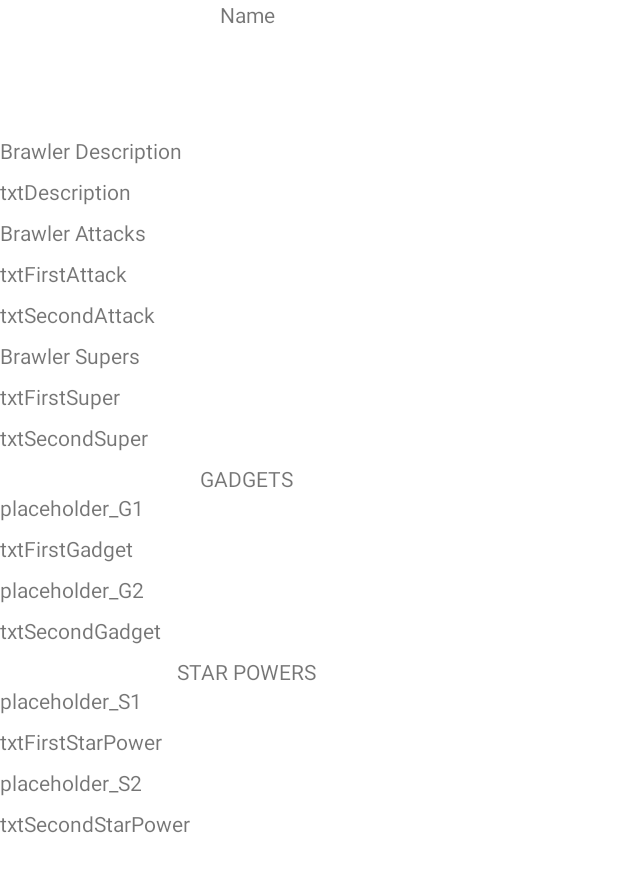
After one commit to brayanVaccaro/brawlMobile, an Android app: the layout item_text_size9.xml on its own in the app's theme, with its tools: preview values and no code run, on a phone screen of 412 x 824 dp. The commit adds this screen. Shown: the top 872 px of the screen. Run offline under Robolectric (Android 15) with nearby library versions, the phone set to English and light mode, and no system bars.

Commit message:
created layout and modified ViewModel, Adapter for missing brawlers. App now works for all brawlers

```diff
--- a/app/src/main/java/com/example/brawlmobile/adapter/TextAdapter.kt
+++ b/app/src/main/java/com/example/brawlmobile/adapter/TextAdapter.kt
@@ -62,7 +62,10 @@ class TextAdapter : RecyclerView.Adapter<TextAdapter.ViewHolder>() {
                     textViews[6].text = headers.secondGadget
                     textViews[7].text = text.secondGadget
                     textViews[8].text = headers.firstStarPower
-                    Log.d("ParagraphAdapter2","setto i dati della firstStarPower: ${text.firstStarPower}")
+                    Log.d(
+                        "ParagraphAdapter2",
+                        "setto i dati della firstStarPower: ${text.firstStarPower}"
+                    )
                     textViews[9].text = text.firstStarPower
                     textViews[10].text = headers.secondStarPower
                     textViews[11].text = text.secondStarPower
@@ -84,6 +87,24 @@ class TextAdapter : RecyclerView.Adapter<TextAdapter.ViewHolder>() {
                     textViews[11].text = headers.secondStarPower
                     textViews[12].text = text.secondStarPower
                 }
+                14 -> {
+                    Log.d("ParagraphAdapter2", "Sono in size 14")
+
+                    textViews[0].text = headers.name
+                    textViews[1].text = text.description
+                    textViews[2].text = text.firstAttack
+                    textViews[3].text = text.secondAttack
+                    textViews[4].text = text.firstSuper
+                    textViews[5].text = text.secondSuper
+                    textViews[6].text = headers.firstGadget
+                    textViews[7].text = text.firstGadget
+                    textViews[8].text = headers.secondGadget
+                    textViews[9].text = text.secondGadget
+                    textViews[10].text = headers.firstStarPower
+                    textViews[11].text = text.firstStarPower
+                    textViews[12].text = headers.secondStarPower
+                    textViews[13].text = text.secondStarPower
+                }
             }
         }
     }
@@ -93,13 +114,13 @@ class TextAdapter : RecyclerView.Adapter<TextAdapter.ViewHolder>() {
     }
 
     override fun getItemViewType(position: Int): Int {
-        Log.d(TAG,"layoutResId = ${text?.layoutResId}")
+        Log.d(TAG, "layoutResId = ${text?.layoutResId}")
         return text?.layoutResId ?: 0
     }
 
     fun setData(data_text: TextModel, data_headers: HeaderModel) {
-        Log.d(TAG,"sono in setdata, setto text e headers")
-        Log.d(TAG,"text e headers valgono = $data_text e $data_headers")
+        Log.d(TAG, "sono in setdata, setto text e headers")
+        Log.d(TAG, "text e headers valgono = $data_text e $data_headers")
         text = data_text
         headers = data_headers
         notifyDataSetChanged()
@@ -151,6 +172,26 @@ class TextAdapter : RecyclerView.Adapter<TextAdapter.ViewHolder>() {
                 R.id.placeholder_S2,
                 R.id.txtSecondStarPower
             )
+            R.layout.item_text_size9 -> listOf(
+                // Info generali
+                R.id.HeaderName,
+                R.id.txtDescription,
+                // Attacchi
+                R.id.txtFirstAttack,
+                R.id.txtSecondAttack,
+                R.id.txtFirstSuper,
+                R.id.txtSecondSuper,
+                // Gadgets
+                R.id.placeholder_G1,
+                R.id.txtFirstGadget,
+                R.id.placeholder_G2,
+                R.id.txtSecondGadget,
+                // StarPowers
+                R.id.placeholder_S1,
+                R.id.txtFirstStarPower,
+                R.id.placeholder_S2,
+                R.id.txtSecondStarPower
+            )
             else -> emptyList()
         }
 
--- a/app/src/main/java/com/example/brawlmobile/viewmodel/MainActivityViewModel.kt
+++ b/app/src/main/java/com/example/brawlmobile/viewmodel/MainActivityViewModel.kt
@@ -73,13 +73,13 @@ class MainActivityViewModel(context: Context) : ViewModel() {
             Log.d(TAG, "recupero il secondo flow dal WebRepo")
 
             val textFlow = webRepository.getTextFromWebFlow(name)
-            Log.d(TAG,"textFlow vale = $textFlow")
+            Log.d(TAG, "textFlow vale = $textFlow")
             textFlow.collect {
 
                 var uiText: TextModel? = null
                 when (it.size) {
                     7 -> {
-                        Log.d(TAG,"sono in size 7")
+                        Log.d(TAG, "sono in size 7")
 
                         uiText = TextModel(
                             description = it[0],
@@ -94,11 +94,11 @@ class MainActivityViewModel(context: Context) : ViewModel() {
                             secondStarPower = it[6],
                             layoutResId = R.layout.item_text_size7
                         )
-                        Log.d(TAG,"uiText_size7 vale $uiText")
+                        Log.d(TAG, "uiText_size7 vale $uiText")
 
                     }
                     8 -> {
-                        Log.d(TAG,"sono in size 8")
+                        Log.d(TAG, "sono in size 8")
                         uiText = TextModel(
                             description = it[0],
                             trait = it[1],
@@ -112,8 +112,26 @@ class MainActivityViewModel(context: Context) : ViewModel() {
                             secondStarPower = it[7],
                             layoutResId = R.layout.item_text_size8
                         )
-                        Log.d(TAG,"uiText_size8 vale $uiText")
+                        Log.d(TAG, "uiText_size8 vale $uiText")
                     }
+                    9 -> {
+                        Log.d(TAG, "sono in size 8")
+                        uiText = TextModel(
+                            description = it[0],
+                            trait = "",
+                            firstAttack = it[1],
+                            secondAttack = it[2],
+                            firstSuper = it[3],
+                            secondSuper = it[4],
+                            firstGadget = it[5],
+                            secondGadget = it[6],
+                            firstStarPower = it[7],
+                            secondStarPower = it[8],
+                            layoutResId = R.layout.item_text_size9
+                        )
+                        Log.d(TAG, "uiText_size8 vale $uiText")
+                    }
+
                 }
 
                 webText.postValue(uiText)
--- /dev/null
+++ b/app/src/main/res/layout/item_text_size9.xml
@@ -0,0 +1,213 @@
+<?xml version="1.0" encoding="utf-8"?>
+<androidx.constraintlayout.widget.ConstraintLayout xmlns:android="http://schemas.android.com/apk/res/android"
+    xmlns:app="http://schemas.android.com/apk/res-auto"
+    xmlns:tools="http://schemas.android.com/tools"
+    android:layout_width="match_parent"
+    android:layout_height="match_parent">
+
+
+    <TextView
+        android:id="@+id/HeaderName"
+        android:layout_width="wrap_content"
+        android:layout_height="wrap_content"
+        android:text="Name"
+        app:layout_constraintEnd_toStartOf="@+id/guidelineVertical"
+        app:layout_constraintStart_toStartOf="parent"
+        app:layout_constraintTop_toTopOf="parent" />
+
+    <TextView
+        android:id="@+id/HeaderDescription"
+        android:layout_width="wrap_content"
+        android:layout_height="wrap_content"
+        android:layout_marginTop="8dp"
+        android:text="Brawler Description"
+        app:layout_constraintStart_toStartOf="parent"
+        app:layout_constraintTop_toTopOf="@+id/guidelineHorizontal" />
+
+    <TextView
+        android:id="@+id/txtDescription"
+        android:layout_width="0dp"
+        android:layout_height="wrap_content"
+        android:layout_marginTop="8dp"
+        android:text="txtDescription"
+        app:layout_constraintEnd_toStartOf="@+id/guidelineVertical"
+        app:layout_constraintStart_toStartOf="parent"
+        app:layout_constraintTop_toBottomOf="@+id/HeaderDescription" />
+
+    <TextView
+        android:id="@+id/HeaderAttacks"
+        android:layout_width="wrap_content"
+        android:layout_height="wrap_content"
+        android:layout_marginTop="8dp"
+        android:text="Brawler Attacks"
+        app:layout_constraintStart_toStartOf="parent"
+        app:layout_constraintTop_toBottomOf="@id/txtDescription" />
+
+    <TextView
+        android:id="@+id/txtFirstAttack"
+        android:layout_width="0dp"
+        android:layout_height="wrap_content"
+        android:layout_marginTop="8dp"
+        android:text="txtFirstAttack"
+        app:layout_constraintEnd_toStartOf="@+id/guidelineVertical"
+        app:layout_constraintStart_toStartOf="parent"
+        app:layout_constraintTop_toBottomOf="@+id/HeaderAttacks" />
+
+    <TextView
+        android:id="@+id/txtSecondAttack"
+        android:layout_width="0dp"
+        android:layout_height="wrap_content"
+        android:layout_marginTop="8dp"
+        android:text="txtSecondAttack"
+        app:layout_constraintEnd_toStartOf="@+id/guidelineVertical"
+        app:layout_constraintStart_toStartOf="parent"
+        app:layout_constraintTop_toBottomOf="@id/txtFirstAttack" />
+
+    <TextView
+        android:id="@+id/HeaderSupers"
+        android:layout_width="wrap_content"
+        android:layout_height="wrap_content"
+        android:layout_marginTop="8dp"
+        android:text="Brawler Supers"
+        app:layout_constraintStart_toStartOf="parent"
+        app:layout_constraintTop_toBottomOf="@id/txtSecondAttack" />
+
+    <TextView
+        android:id="@+id/txtFirstSuper"
+        android:layout_width="0dp"
+        android:layout_height="wrap_content"
+        android:text="txtFirstSuper"
+        app:layout_constraintEnd_toStartOf="@+id/guidelineVertical"
+        app:layout_constraintStart_toStartOf="parent"
+        app:layout_constraintTop_toBottomOf="@+id/HeaderSupers"
+        android:layout_marginTop="8dp" />
+
+    <TextView
+        android:id="@+id/txtSecondSuper"
+        android:layout_width="0dp"
+        android:layout_height="wrap_content"
+        android:layout_marginTop="8dp"
+        android:text="txtSecondSuper"
+        app:layout_constraintEnd_toStartOf="@+id/guidelineVertical"
+        app:layout_constraintStart_toStartOf="parent"
+        app:layout_constraintTop_toBottomOf="@id/txtFirstSuper" />
+
+    <TextView
+        android:id="@+id/HeaderGadgets"
+        android:layout_width="wrap_content"
+        android:layout_height="wrap_content"
+        android:layout_marginTop="8dp"
+        android:text="GADGETS"
+        app:layout_constraintEnd_toStartOf="@+id/guidelineVertical"
+        app:layout_constraintStart_toStartOf="parent"
+        app:layout_constraintTop_toBottomOf="@id/txtSecondSuper" />
+
+    <TextView
+        android:id="@+id/placeholder_G1"
+        android:layout_width="wrap_content"
+        android:layout_height="wrap_content"
+        android:text="placeholder_G1"
+        app:layout_constraintStart_toStartOf="parent"
+        app:layout_constraintTop_toBottomOf="@+id/HeaderGadgets" />
+
+    <TextView
+        android:id="@+id/txtFirstGadget"
+        android:layout_width="0dp"
+        android:layout_height="wrap_content"
+        android:layout_marginTop="8dp"
+        android:text="txtFirstGadget"
+        app:layout_constraintEnd_toStartOf="@+id/guidelineVertical"
+        app:layout_constraintStart_toStartOf="parent"
+        app:layout_constraintTop_toBottomOf="@+id/placeholder_G1" />
+
+    <TextView
+        android:id="@+id/placeholder_G2"
+        android:layout_width="wrap_content"
+        android:layout_height="wrap_content"
+        android:layout_marginTop="8dp"
+        android:text="placeholder_G2"
+        app:layout_constraintStart_toStartOf="parent"
+        app:layout_constraintTop_toBottomOf="@+id/txtFirstGadget" />
+
+    <TextView
+        android:id="@+id/txtSecondGadget"
+        android:layout_width="0dp"
+        android:layout_height="wrap_content"
+        android:layout_marginTop="8dp"
+        android:text="txtSecondGadget"
+        app:layout_constraintEnd_toStartOf="@+id/guidelineVertical"
+        app:layout_constraintStart_toStartOf="parent"
+        app:layout_constraintTop_toBottomOf="@+id/placeholder_G2" />
+
+    <TextView
+        android:id="@+id/HeaderStarPowers"
+        android:layout_width="wrap_content"
+        android:layout_height="wrap_content"
+        android:layout_marginTop="8dp"
+        android:text="STAR POWERS"
+        app:layout_constraintEnd_toStartOf="@+id/guidelineVertical"
+        app:layout_constraintStart_toStartOf="parent"
+        app:layout_constraintTop_toBottomOf="@+id/txtSecondGadget" />
+
+    <TextView
+        android:id="@+id/placeholder_S1"
+        android:layout_width="wrap_content"
+        android:layout_height="wrap_content"
+        android:text="placeholder_S1"
+        app:layout_constraintStart_toStartOf="parent"
+        app:layout_constraintTop_toBottomOf="@+id/HeaderStarPowers" />
+
+    <TextView
+        android:id="@+id/txtFirstStarPower"
+        android:layout_width="0dp"
+        android:layout_height="wrap_content"
+        android:layout_marginTop="8dp"
+        android:text="txtFirstStarPower"
+        app:layout_constraintEnd_toStartOf="@+id/guidelineVertical"
+        app:layout_constraintStart_toStartOf="parent"
+        app:layout_constraintTop_toBottomOf="@+id/placeholder_S1" />
+
+    <TextView
+        android:id="@+id/placeholder_S2"
+        android:layout_width="wrap_content"
+        android:layout_height="wrap_content"
+        android:layout_marginTop="8dp"
+        android:text="placeholder_S2"
+        app:layout_constraintStart_toStartOf="parent"
+        app:layout_constraintTop_toBottomOf="@+id/txtFirstStarPower" />
+
+    <TextView
+        android:id="@+id/txtSecondStarPower"
+        android:layout_width="0dp"
+        android:layout_height="wrap_content"
+        android:layout_marginTop="8dp"
+        android:text="txtSecondStarPower"
+        app:layout_constraintEnd_toStartOf="@+id/guidelineVertical"
+        app:layout_constraintStart_toStartOf="parent"
+        app:layout_constraintTop_toBottomOf="@+id/placeholder_S2" />
+
+    <androidx.constraintlayout.widget.Guideline
+        android:id="@+id/guidelineHorizontal"
+        android:layout_width="wrap_content"
+        android:layout_height="wrap_content"
+        android:orientation="horizontal"
+        app:layout_constraintGuide_percent="0.1" />
+
+    <androidx.constraintlayout.widget.Guideline
+        android:id="@+id/guidelineVertical"
+        android:layout_width="wrap_content"
+        android:layout_height="wrap_content"
+        android:orientation="vertical"
+        app:layout_constraintGuide_percent="0.8" />
+
+    <ImageView
+        android:id="@+id/imageView"
+        android:layout_width="45dp"
+        android:layout_height="45dp"
+        android:layout_marginTop="8dp"
+        app:layout_constraintBottom_toBottomOf="@id/guidelineHorizontal"
+        app:layout_constraintEnd_toStartOf="@+id/guidelineVertical"
+        app:layout_constraintStart_toStartOf="parent"
+        app:layout_constraintTop_toBottomOf="@id/HeaderName" />
+
+</androidx.constraintlayout.widget.ConstraintLayout>
```
